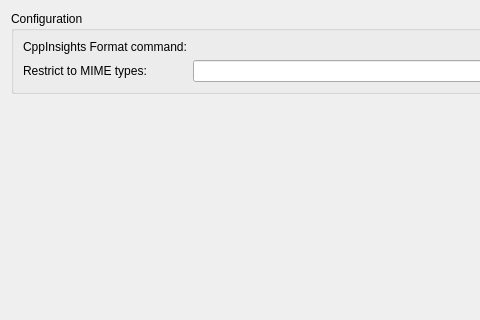
First picture: the form in settingspage.ui, repository bilgili/CppInsightsPlugin, before the edit; both pictures show x 0 to 480 and y 0 to 320 of the 727 by 473 pixel window.
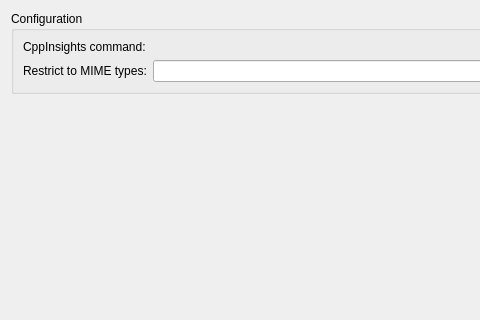
Second picture: the form after the edit. Custom widgets are drawn as their Qt base class.

What changed in the file:
```diff
--- a/settingspage.ui
+++ b/settingspage.ui
@@ -23,7 +23,7 @@
       <item row="0" column="0">
        <widget class="QLabel" name="commandLabel">
         <property name="text">
-         <string>CppInsights Format command:</string>
+         <string>CppInsights command:</string>
         </property>
         <property name="buddy">
          <cstring>command</cstring>
```
